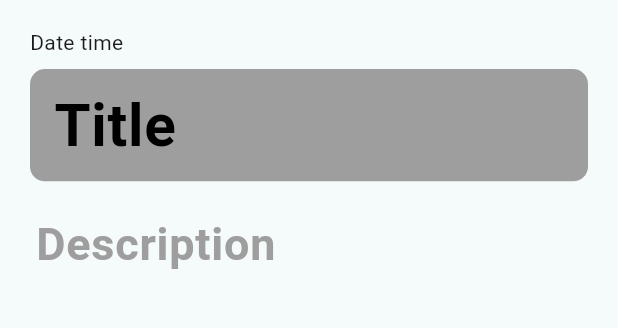
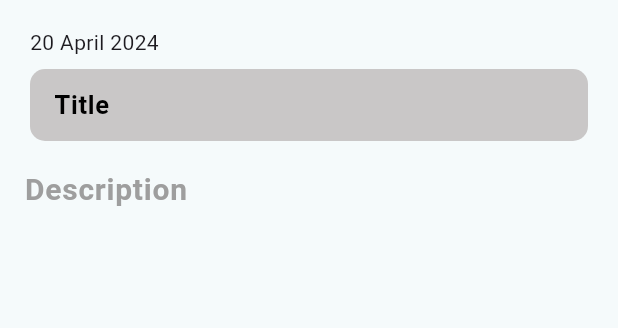
Before and after one commit to SaifIvnaAlam/todoapp, a Flutter app: the CreateTodoPage screen opened directly, on a phone screen of 412 x 824 dp, the part 63-391 px from its top. Run offline on Flutter 3.47's test engine with Material 3 defaults, Android fonts, the phone set to English and light mode, and no system bars; our stand-ins replace bloc, flutter_bloc, freezed_annotation, google_fonts, hive, hive_flutter; accounts and stored records are empty.

Commit message:
add: create todo

```diff
--- /dev/null
+++ b/lib/src/features/create_todo/application/create_todo_cubit/createtodo_cubit.dart
@@ -0,0 +1,20 @@
+import 'package:flutter_bloc/flutter_bloc.dart';
+import 'package:freezed_annotation/freezed_annotation.dart';
+import 'package:todoapp/src/features/create_todo/domain/i_create_todo_facade.dart';
+
+// ignore_for_file: no_leading_underscores_for_local_identifiers
+
+part 'createtodo_cubit.freezed.dart';
+part 'createtodo_state.dart';
+
+class CreatetodoCubit extends Cubit<CreatetodoState> {
+  final ICreateTodoFacade _createTodoFacade;
+  CreatetodoCubit(this._createTodoFacade)
+      : super(const CreatetodoState.initial());
+
+  Future<void> createTodo(
+      {required String title, required String description}) async {
+    _createTodoFacade.createTodo(title: title, description: description);
+    emit(const CreatetodoState.created(true));
+  }
+}
--- /dev/null
+++ b/lib/src/features/create_todo/application/create_todo_cubit/createtodo_state.dart
@@ -0,0 +1,7 @@
+part of 'createtodo_cubit.dart';
+
+@freezed
+class CreatetodoState with _$CreatetodoState {
+  const factory CreatetodoState.initial() = _Initial;
+  const factory CreatetodoState.created(bool isCreated) = _Created;
+}
--- /dev/null
+++ b/lib/src/features/create_todo/domain/i_create_todo_facade.dart
@@ -0,0 +1,3 @@
+abstract class ICreateTodoFacade {
+  Future<void> createTodo({required String title, required String description});
+}
--- a/lib/src/features/create_todo/presentation/create_todo_page.dart
+++ b/lib/src/features/create_todo/presentation/create_todo_page.dart
@@ -1,5 +1,10 @@
+import 'package:intl/intl.dart';
 import 'package:flutter/material.dart';
+import 'package:flutter_bloc/flutter_bloc.dart';
+import '../../home/application/Todo_cubit/todo_cubit.dart';
 import 'package:todoapp/src/core/presentation/componenets/show_error.dart';
+import 'package:todoapp/src/features/create_todo/application/create_todo_cubit/createtodo_cubit.dart';
+
 // ignore_for_file: no_leading_underscores_for_local_identifiers
 
 class CreateTodoPage extends StatelessWidget {
@@ -17,8 +22,19 @@ class CreateTodoPage extends StatelessWidget {
             onPressed: () {
               _titleController.text.isEmpty
                   ? showError(
-                      context: context, message: "Title Can not be empty")
-                  : print(_titleController.text);
+                      context: context, message: "Title can not be empty")
+                  : context
+                      .read<CreatetodoCubit>()
+                      .createTodo(
+                          description: _descriptionController.text,
+                          title: _titleController.text)
+                      .then(
+                      (value) {
+                        context.read<TodoCubit>().getTodos();
+
+                        Navigator.pop(context);
+                      },
+                    );
             },
             child: const Row(
               children: [
@@ -32,11 +48,13 @@ class CreateTodoPage extends StatelessWidget {
       body: Column(
         crossAxisAlignment: CrossAxisAlignment.start,
         children: [
-          const Padding(
-            padding: EdgeInsets.symmetric(vertical: 4, horizontal: 20),
-            child: Text("Date time"
-                // DateFormat('d MMMM y').format(DateTime.now().toString()),
-                ),
+          Padding(
+            padding: const EdgeInsets.symmetric(vertical: 4, horizontal: 20),
+            child: Text(
+              DateFormat('d MMMM y').format(
+                DateTime.now(),
+              ),
+            ),
           ),
           Padding(
             padding: const EdgeInsets.symmetric(vertical: 4, horizontal: 20),
@@ -49,17 +67,17 @@ class CreateTodoPage extends StatelessWidget {
                 onTapOutside: (pointerDownEvent) =>
                     FocusManager.instance.primaryFocus?.unfocus(),
                 style: const TextStyle(
-                  fontSize: 29,
+                  fontSize: 14,
                   fontWeight: FontWeight.bold,
                 ),
                 decoration: const InputDecoration(
                   counterText: "",
-                  fillColor: Colors.grey,
+                  fillColor: Color.fromARGB(255, 201, 199, 199),
                   filled: true,
                   border: InputBorder.none,
                   hintText: 'Title',
                   hintStyle: TextStyle(
-                      fontSize: 39,
+                      fontSize: 17,
                       fontWeight: FontWeight.bold,
                       color: Colors.black),
                 ),
@@ -74,7 +92,7 @@ class CreateTodoPage extends StatelessWidget {
                 FocusManager.instance.primaryFocus?.unfocus(),
             keyboardType: TextInputType.multiline,
             style: const TextStyle(
-              fontSize: 30,
+              fontSize: 20,
               height: 2,
               fontWeight: FontWeight.w400,
               color: Colors.black,
@@ -86,7 +104,7 @@ class CreateTodoPage extends StatelessWidget {
               counterText: "",
               hintText: '   Description',
               hintStyle: TextStyle(
-                fontSize: 30,
+                fontSize: 20,
                 fontWeight: FontWeight.bold,
                 color: Colors.grey,
               ),
--- /dev/null
+++ b/lib/src/features/home/application/Todo_cubit/todo_state.dart
@@ -0,0 +1,8 @@
+part of 'todo_cubit.dart';
+
+@freezed
+class TodoState with _$TodoState {
+  const factory TodoState.loading() = _Loading;
+  const factory TodoState.loaded(List<ToDoModel> todos) = _Loaded;
+  const factory TodoState.error() = _Error;
+}
--- /dev/null
+++ b/lib/src/features/home/application/complete_todo_cubit/complete_todo_state.dart
@@ -0,0 +1,7 @@
+part of 'complete_todo_cubit.dart';
+
+@freezed
+class CompleteTodoState with _$CompleteTodoState {
+  const factory CompleteTodoState.initial() = _Initial;
+  const factory CompleteTodoState.complete() = _Complete;
+}
```
Also changed, not shown: lib/src/core/presentation/app.dart (+14 -1 lines), lib/src/features/create_todo/infrastructure/create_todo_facade.dart (added, +20 -0 lines), lib/src/features/home/application/Todo_cubit/todo_cubit.dart (added, +27 -0 lines), lib/src/features/home/application/complete_todo_cubit/complete_todo_cubit.dart (added, +20 -0 lines), lib/src/features/home/domain/entities/todo_model.dart (+35 -75 lines), lib/src/features/home/domain/interface/i_todo_facade.dart (+4 -4 lines), lib/src/features/home/infrastructure/todo_facade.dart (added, +27 -0 lines), lib/src/features/home/presentation/home_page.dart (+58 -6 lines), lib/src/features/create_todo/application/create_todo_cubit/createtodo_cubit.freezed.dart (added), lib/src/features/home/application/Todo_cubit/todo_cubit.freezed.dart (added), lib/src/features/home/application/complete_todo_cubit/complete_todo_cubit.freezed.dart (added), lib/src/features/home/domain/entities/todo_model.g.dart (added), pubspec.lock, 5 other files.
